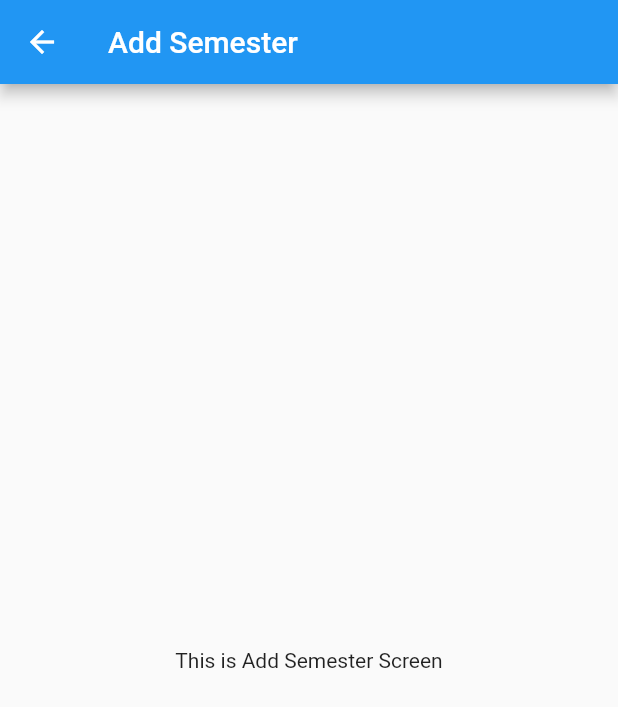
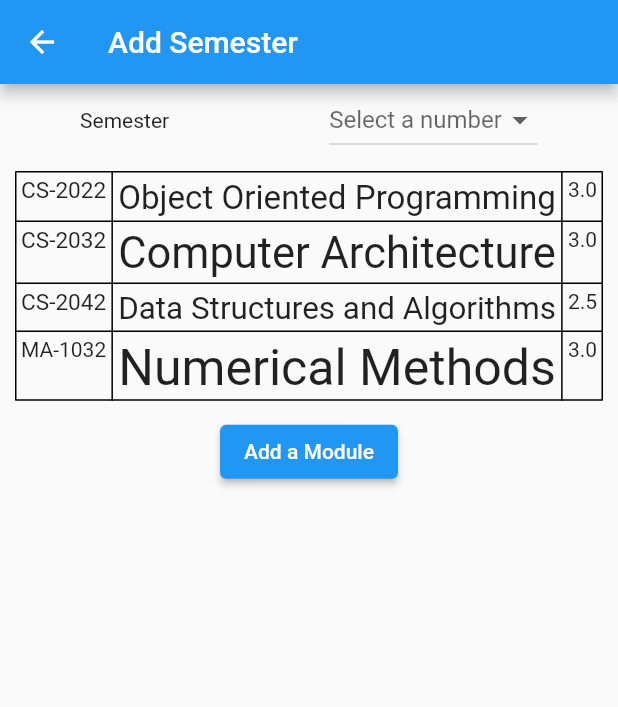
Before and after one commit to Ishad-M-I-M/gpa_calculator, a Flutter app: the AddSemesterScreen screen opened directly, on a phone screen of 412 x 824 dp. Shown: the top 707 px of the screen. Run offline on Flutter 3.47's test engine with Material 2 defaults, Android fonts, the phone set to English and light mode, and no system bars.

Commit message:
basic view for add semester

```diff
--- a/lib/screens/add_semester_screen.dart
+++ b/lib/screens/add_semester_screen.dart
@@ -1,7 +1,23 @@
 import 'package:flutter/material.dart';
 
-class AddSemesterScreen extends StatelessWidget {
+import '../models/module.dart';
+
+class AddSemesterScreen extends StatefulWidget {
   const AddSemesterScreen({Key? key}) : super(key: key);
+
+  @override
+  State<AddSemesterScreen> createState() => _AddSemesterScreenState();
+}
+
+class _AddSemesterScreenState extends State<AddSemesterScreen> {
+  var semesters = [1, 2, 3, 4, 5, 6, 7, 8];
+  List<Module> modules = [
+    Module(code: 'CS-2022', name: "Object Oriented Programming", credits: 3.0),
+    Module(code: 'CS-2032', name: "Computer Architecture", credits: 3.0),
+    Module(
+        code: 'CS-2042', name: "Data Structures and Algorithms", credits: 2.5),
+    Module(code: 'MA-1032', name: "Numerical Methods", credits: 3.0),
+  ];
 
   @override
   Widget build(BuildContext context) {
@@ -9,7 +25,49 @@ class AddSemesterScreen extends StatelessWidget {
       appBar: AppBar(
         title: const Text("Add Semester"),
       ),
-      body: const Center(child: Text("This is Add Semester Screen"),),
+      body: SingleChildScrollView(
+        child: Column(
+          children: [
+            Row(
+              mainAxisAlignment: MainAxisAlignment.spaceAround,
+              children: [
+                const Text("Semester"),
+                DropdownButton(
+                  items: semesters
+                      .map((e) => DropdownMenuItem(
+                            value: e,
+                            child: Text(e.toString()),
+                          ))
+                      .toList(),
+                  onChanged: (number) {
+                    print(number);
+                  },
+                  hint: const Text("Select a number"),
+                ),
+              ],
+            ),
+            Padding(
+              padding: const EdgeInsets.all(10),
+              child: Table(
+                border: TableBorder.all(),
+                columnWidths: const <int, TableColumnWidth>{
+                  0: IntrinsicColumnWidth(),
+                  1: FlexColumnWidth(),
+                  2: IntrinsicColumnWidth(),
+                },
+                children: modules
+                    .map((e) => TableRow(children: [
+                  TableCell(child: Padding(padding: const EdgeInsets.all(4),child: FittedBox(child: Text(e.code)))),
+                  TableCell(child: Padding(padding: const EdgeInsets.all(4),child: FittedBox(child: Text(e.name, style: const TextStyle(fontSize: 20),)))),
+                  TableCell(child: Padding(padding: const EdgeInsets.all(4),child: FittedBox(child: Text(e.credits.toString()))))
+                ]))
+                    .toList(),
+              ),
+            ),
+            ElevatedButton(onPressed: (){}, child: const Text("Add a Module"))
+          ],
+        ),
+      ),
     );
   }
 }
```
